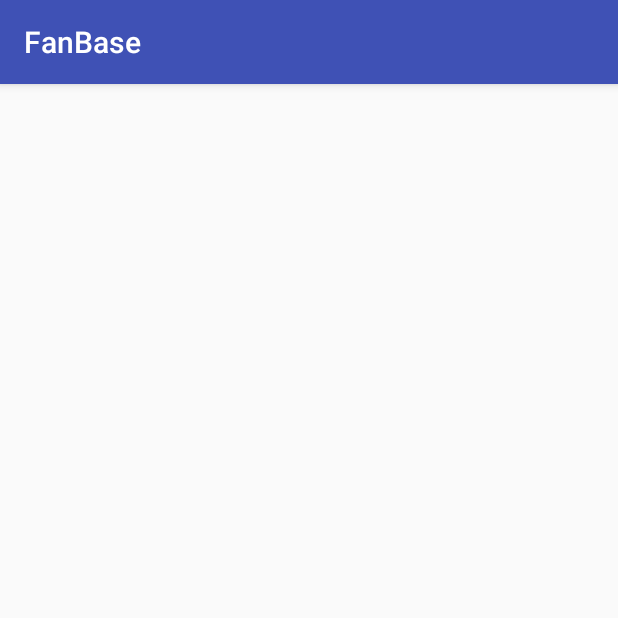
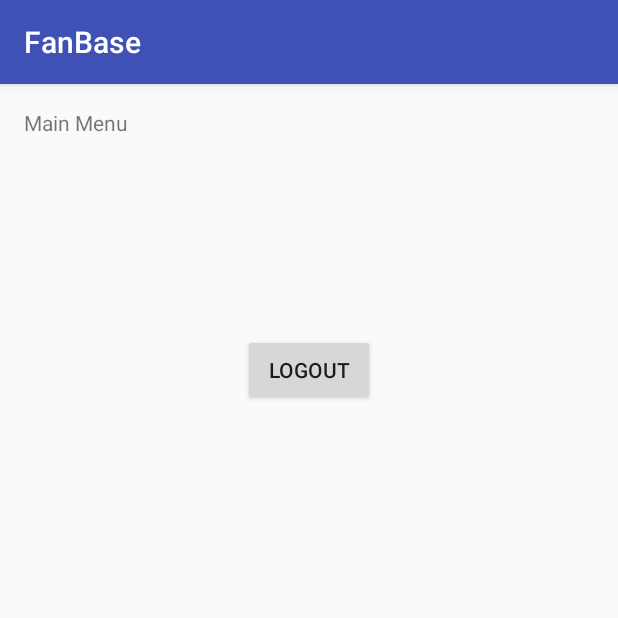
Before and after one commit to brvowell/FanBase, an Android app: the screen it shows after launch once a user with an empty profile is signed in (MainActivity), on a phone screen of 412 x 824 dp, the top half of it. Run offline under Robolectric (Android 15) with nearby library versions, the phone set to English and light mode, and no system bars; our stand-ins replace Firebase (no records; nobody signed in at launch, a user with empty details on screens opened directly).

Commit message:
fixed crash on loading main activity

```diff
--- a/app/src/main/java/com/example/brandonvowell/fanbase/MainActivity.java
+++ b/app/src/main/java/com/example/brandonvowell/fanbase/MainActivity.java
@@ -17,6 +17,8 @@ public class MainActivity extends AppCompatActivity {
     @Override
     protected void onCreate(Bundle savedInstanceState) {
         super.onCreate(savedInstanceState);
+        setContentView(R.layout.activity_main);
+
         //TODO
         //If user is authenticated, start menu activity.
         //If user is not authenticated, start login activity.
```
